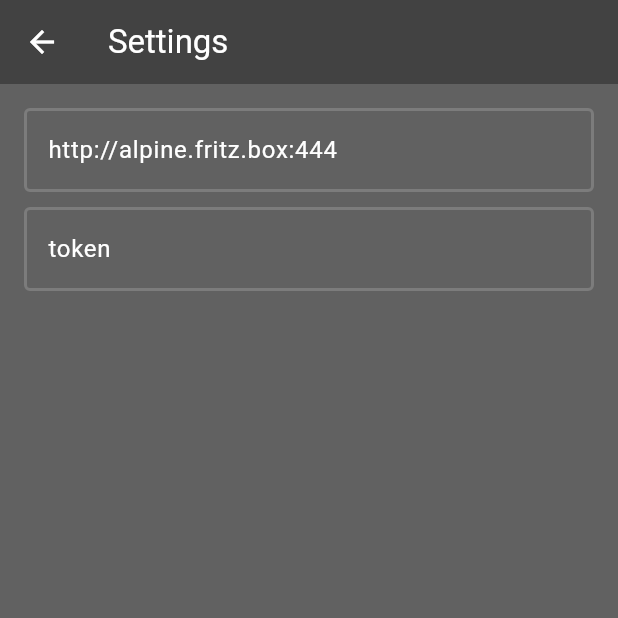
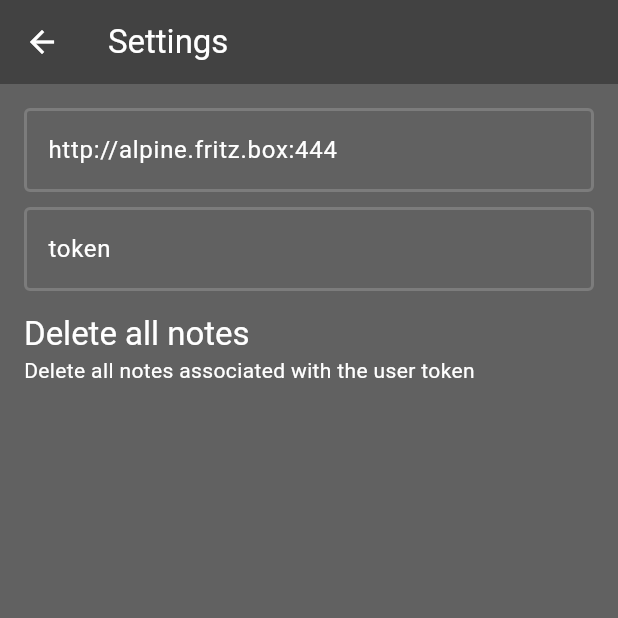
Before and after one commit to Bnyro/cpnta-server, a Flutter app: the screen it shows after launch, after a tap on the "settings" icon, on a phone screen of 412 x 824 dp, the top half of it. Run offline on Flutter 3.47's test engine with Material 2 defaults, Android fonts, the phone set to English and light mode, and no system bars; drawn by our look-alikes of dynamic_color; our stand-ins replace floor, shared_preferences, sqflite; accounts and stored records are empty; generated files the repository leaves out were written again.

Commit message:
add option to delete all

```diff
--- a/lib/providers/note_provider.dart
+++ b/lib/providers/note_provider.dart
@@ -50,11 +50,10 @@ Future<List<Note>> fetchNotes() async {
   List<Note> notes = onlineNotes;
 
   for (var dbNote in dbNotes) {
-    if (onlineNotes.where((i) => dbNote.id == i.id).toList().isEmpty) {
+    if (onlineNotes.where((i) => dbNote.id == i.id).isEmpty) {
       dbProvider.db?.noteDao.deleteNote(dbNote.id!);
       createNote(dbNote.title, dbNote.content);
     }
-    notes.add(dbNote);
   }
   dbProvider.db?.noteDao.clear();
   dbProvider.db?.noteDao.insertNotes(notes);
@@ -77,6 +76,7 @@ Future<http.Response?> createNote(String title, String content) async {
   http.Response response = await http.post(await getUri(),
       headers: await getHeaders(),
       body: json.encode({"title": title, "content": content}));
+
   Note note = Note.fromJson(json.decode(response.body));
   dbProvider.db?.noteDao.insertNote(note);
 
@@ -100,3 +100,10 @@ Future<http.Response> deleteNote(int noteId) async {
     headers: await getHeaders(),
   );
 }
+
+Future<http.Response> deleteAllNotes() async {
+  return await http.delete(
+    await getUri(),
+    headers: await getHeaders(),
+  );
+}
--- a/lib/screens/settings_screen.dart
+++ b/lib/screens/settings_screen.dart
@@ -1,9 +1,40 @@
 import 'package:cpnta/constants.dart';
+import 'package:cpnta/providers/note_provider.dart';
 import 'package:cpnta/widgets/edit_text_pref.dart';
 import 'package:flutter/material.dart';
 
+import '../widgets/pref_widget.dart';
+
 class SettingsScreen extends StatelessWidget {
   const SettingsScreen({super.key});
+
+  void _showDeleteAllDialog(BuildContext context) {
+    showDialog(
+      context: context,
+      builder: (BuildContext context) {
+        return AlertDialog(
+          title: new Text("Delete all notes"),
+          content: new Text(
+              "Are you sure you want to delete all notes? This can't be undone!"),
+          actions: <Widget>[
+            TextButton(
+              child: new Text("Cancel"),
+              onPressed: () {
+                Navigator.of(context).pop();
+              },
+            ),
+            TextButton(
+              child: new Text("OK"),
+              onPressed: () {
+                deleteAllNotes();
+                Navigator.of(context).pop();
+              },
+            ),
+          ],
+        );
+      },
+    );
+  }
 
   @override
   Widget build(BuildContext context) {
@@ -15,12 +46,20 @@ class SettingsScreen extends StatelessWidget {
         body: Container(
           margin: const EdgeInsets.all(16.0),
           child: Column(
-            children: const [
+            children: [
               EditTextPrefWidget(
                   prefKey: "apiUrl", label: "API Url", defValue: defaultApiUrl),
               SizedBox(height: 10.0),
               EditTextPrefWidget(
-                  prefKey: "token", label: "Auth token", defValue: defaultToken)
+                  prefKey: "token",
+                  label: "Auth token",
+                  defValue: defaultToken),
+              SizedBox(height: 15.0),
+              PrefWidget(
+                title: "Delete all notes",
+                summary: 'Delete all notes associated with the user token',
+                onClick: () => {_showDeleteAllDialog(context)},
+              )
             ],
           ),
         ));
--- /dev/null
+++ b/lib/widgets/pref_widget.dart
@@ -0,0 +1,27 @@
+import 'package:flutter/material.dart';
+
+class PrefWidget extends StatelessWidget {
+  final String title;
+  final String summary;
+  final VoidCallback onClick;
+
+  const PrefWidget(
+      {super.key,
+      required this.title,
+      required this.summary,
+      required this.onClick});
+
+  @override
+  Widget build(BuildContext context) {
+    return GestureDetector(
+      child: Column(
+        crossAxisAlignment: CrossAxisAlignment.stretch,
+        children: [
+          Text(title, style: Theme.of(context).textTheme.headline6),
+          Text(summary)
+        ],
+      ),
+      onTap: onClick,
+    );
+  }
+}
```
Also changed, not shown: lib/screens/home_screen.dart (+8 -8 lines).
